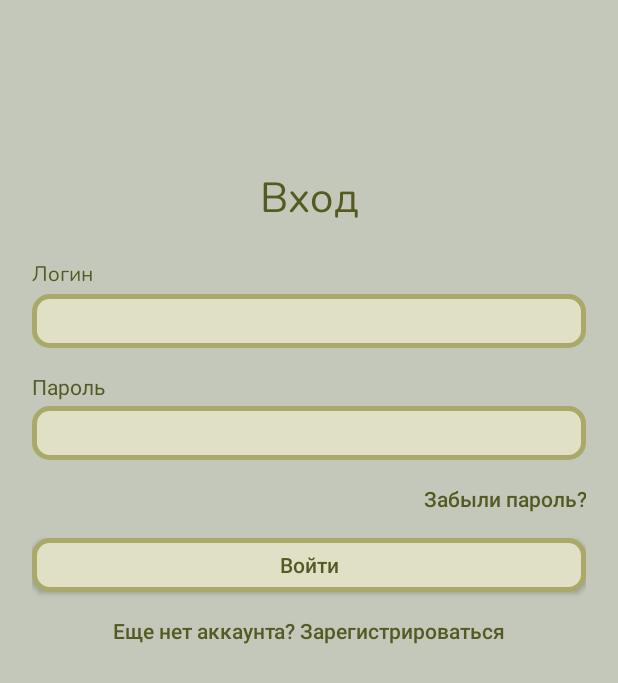
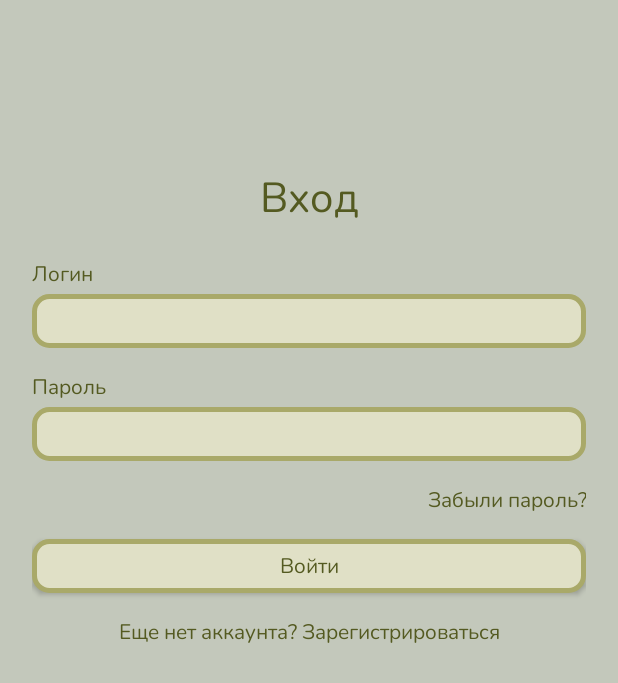
Before and after one commit to karalesus/FinSchoolApp, an Android app: the screen it shows after launch (MainActivity), on a phone screen of 412 x 824 dp. Shown: the top 683 px of the screen. Run offline under Robolectric (Android 15) with nearby library versions, the phone set to English and light mode, and no system bars.

Commit message:
update login activity xml

```diff
--- a/app/src/main/res/layout/login_first_activity.xml
+++ b/app/src/main/res/layout/login_first_activity.xml
@@ -52,8 +52,7 @@
                 android:layout_height="wrap_content"
                 android:layout_marginTop="16dp"
                 android:text="@string/label_password"
-                android:textColor="@color/secondary"
-                android:textSize="14sp">
+                style="@style/TextViewBaseVariant">
 
             </TextView>
 
@@ -62,7 +61,9 @@
                 android:layout_height="36dp"
                 android:layout_marginTop="3dp"
                 android:background="@drawable/shape_rounded_field"
-                android:inputType="textPassword">
+                android:inputType="textPassword"
+                style="@style/TextViewBaseVariant"
+                >
 
             </EditText>
 
@@ -74,8 +75,7 @@
                 android:gravity="end"
                 android:text="@string/button_forgot_password"
                 android:textAllCaps="false"
-                android:textColor="@color/secondary"
-                android:textSize="14sp">
+                style="@style/TextViewBaseVariant">
 
             </android.widget.Button>
 
@@ -86,8 +86,7 @@
                 android:background="@drawable/shape_rounded_field"
                 android:text="@string/button_sign_in"
                 android:textAllCaps="false"
-                android:textColor="@color/secondary"
-                android:textSize="14sp">
+                style="@style/TextViewBaseVariant">
 
             </android.widget.Button>
 
@@ -99,8 +98,7 @@
                 android:gravity="center_horizontal"
                 android:text="@string/button_sign_up"
                 android:textAllCaps="false"
-                android:textColor="@color/secondary"
-                android:textSize="14sp">
+                style="@style/TextViewBaseVariant">
 
             </android.widget.Button>
         </LinearLayout>
```
